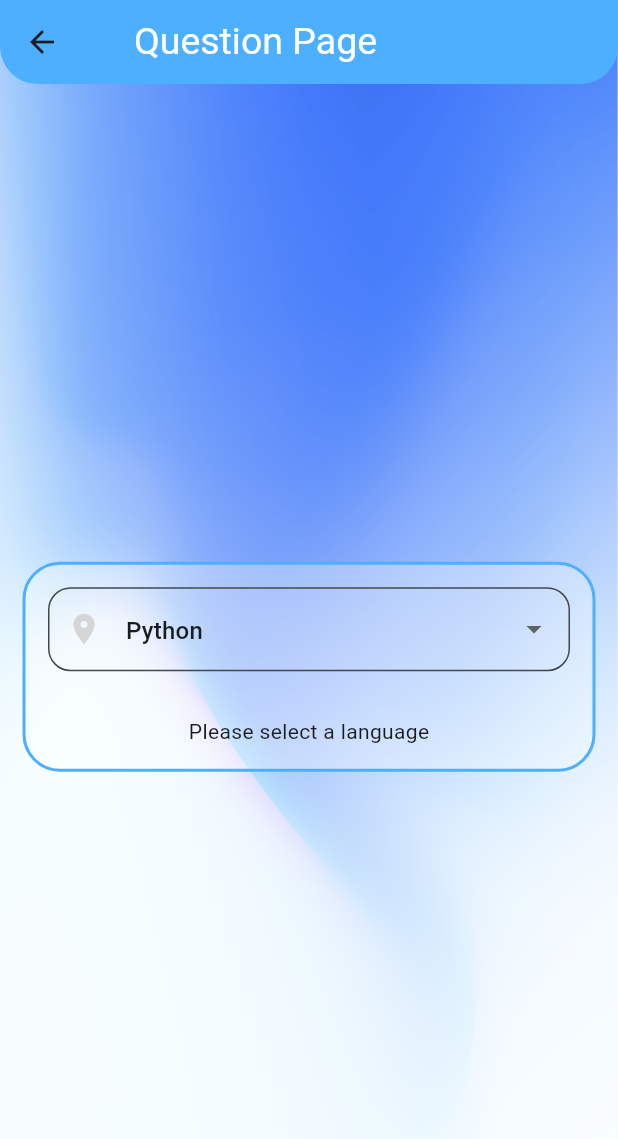
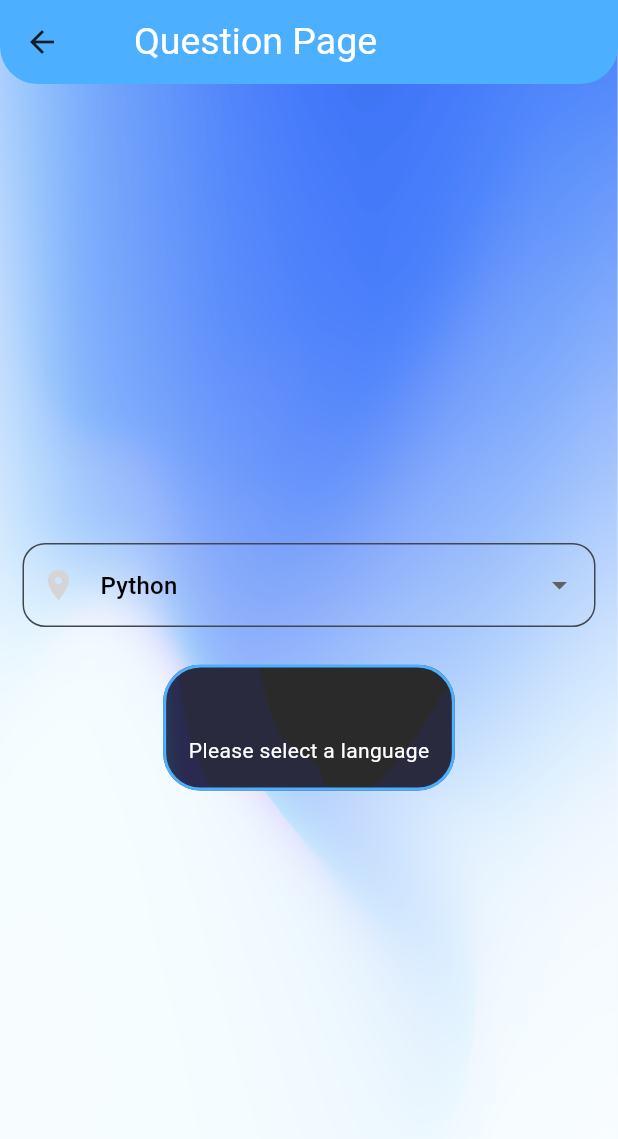
Before and after one commit to Rss1176/Coder, a Flutter app: the Questions screen opened directly, on a phone screen of 412 x 824 dp. Shown: the top 1139 px of the screen. Run offline on Flutter 3.47's test engine with Material 3 defaults, Android fonts, the phone set to English and light mode, and no system bars; our stand-ins replace cloud_firestore, firebase_auth, firebase_core; accounts and stored records are empty; network calls fail; Roboto replaces fonts that are missing (LuckiestGuy).

Commit message:
formatting

```diff
--- a/application/lib/loading_welcome.dart
+++ b/application/lib/loading_welcome.dart
@@ -115,7 +115,7 @@ class _LoadingPage extends State<LoadingPage> {
 
                             return SizedBox(
                               child:
-                              Text(firstName),
+                              Text(firstName, style: TextStyle(fontSize: 18),),
                             );
                           },
                         ),
--- a/application/lib/questions.dart
+++ b/application/lib/questions.dart
@@ -106,8 +106,53 @@ class _QuestionsPage extends State<QuestionsPage>{
             height:65.0
           ),
 
+          // button to select the programing language of the question
+          DropdownButtonFormField<String>(
+                value: pLanguage,
+                decoration: InputDecoration(
+                  prefixIcon: Visibility(
+                    child: Icon(Icons.place, color: Color.fromARGB(255, 213, 213, 213)),
+                  ),
+
+                  hintText: "Select Programing Language",
+                  hintStyle: TextStyle(color: Colors.black),
+                  labelText: "",
+                  floatingLabelBehavior: FloatingLabelBehavior.always,
+                  floatingLabelStyle: TextStyle(fontSize: 20, color: Colors.black),
+                  filled: true,
+                  fillColor: const Color.fromARGB(11, 225, 225, 225),
+                  border: OutlineInputBorder(
+                    borderRadius: BorderRadius.circular(15.0),
+                  ),
+                ),
+                items: [
+                  DropdownMenuItem(value: 'Python', child: Text('Python',
+                    style: TextStyle(color: Colors.black))),
+                  DropdownMenuItem(value: 'C#', child: Text('C#',
+                    style: TextStyle(color: Colors.black))),
+                  DropdownMenuItem(value: 'Java', child: Text('Java',
+                    style: TextStyle(color: Colors.black))),
+                ],
+                hint: Align(
+                  alignment: Alignment.centerLeft,
+                  child: Text('Location', style: TextStyle(color: Color.fromARGB(255, 168, 168, 168))),
+                ),
+                onChanged: (value) {
+                  setButtonToActive(value);
+                }
+              ),
+
+          // sized box
+          SizedBox(
+            height:25.0
+          ),
+
           Container(
             decoration: BoxDecoration(
+              image: DecorationImage(
+                image: AssetImage("assets/images/questions_background_1.png"),
+                fit: BoxFit.cover
+                ),
               border: Border.all(
                 color: const Color.fromARGB(255, 77, 175, 255),
                 width: 2,
@@ -119,39 +164,6 @@ class _QuestionsPage extends State<QuestionsPage>{
             padding: const EdgeInsets.all(15.0),
           child: Column(
             children: [
-
-              // button to select the programing language of the question
-              DropdownButtonFormField<String>(
-                value: pLanguage,
-                decoration: InputDecoration(
-                  prefixIcon: Visibility(
-                    child: Icon(Icons.place, color: Color.fromARGB(255, 213, 213, 213)),
-                  ),
-
-                  hintText: "Select Programing Language",
-                  hintStyle: TextStyle(color: Color.fromARGB(255, 168, 168, 168)),
-                  labelText: "",
-                  floatingLabelBehavior: FloatingLabelBehavior.always,
-                  floatingLabelStyle: TextStyle(fontSize: 20),
-                  filled: true,
-                  fillColor: const Color.fromARGB(11, 225, 225, 225),
-                  border: OutlineInputBorder(
-                    borderRadius: BorderRadius.circular(15.0),
-                  ),
-                ),
-                items: [
-                  DropdownMenuItem(value: 'Python', child: Text('Python')),
-                  DropdownMenuItem(value: 'C*', child: Text('C*')),
-                  DropdownMenuItem(value: 'Java', child: Text('Java')),
-                ],
-                hint: Align(
-                  alignment: Alignment.centerLeft,
-                  child: Text('Location', style: TextStyle(color: Color.fromARGB(255, 168, 168, 168))),
-                ),
-                onChanged: (value) {
-                  setButtonToActive(value);
-                }
-              ),
 
               // adding white sppace
               SizedBox(
@@ -165,6 +177,7 @@ class _QuestionsPage extends State<QuestionsPage>{
 
             // Question String
             Text(response["question"], style: TextStyle(
+              color: Colors.white,
               fontSize: 20,
               fontWeight: FontWeight.bold
               ),
@@ -195,7 +208,8 @@ class _QuestionsPage extends State<QuestionsPage>{
                 ),
                 Flexible(
                   child: Text(response["optionA"], style: TextStyle(
-                  fontSize: 14,
+                    color: Colors.white,
+                    fontSize: 18,
                     fontWeight: FontWeight.bold,),
                     softWrap: true, // ensures text can feed to next line
                 ),
@@ -228,7 +242,8 @@ class _QuestionsPage extends State<QuestionsPage>{
                 ),
                 Flexible(
                   child: Text(response["optionB"], style: TextStyle(
-                  fontSize: 14,
+                    color: Colors.white,
+                    fontSize: 18,
                     fontWeight: FontWeight.bold,),
                     softWrap: true, // ensures text can feed to next line
                   ),
@@ -261,7 +276,8 @@ class _QuestionsPage extends State<QuestionsPage>{
                 ),
                 Flexible(
                   child: Text(response["optionC"], style: TextStyle(
-                  fontSize: 14,
+                    color: Colors.white,
+                    fontSize: 18,
                     fontWeight: FontWeight.bold,),
                     softWrap: true, // ensures text can feed to next line
                   ),
@@ -294,7 +310,8 @@ class _QuestionsPage extends State<QuestionsPage>{
                 ),
                 Flexible(
                   child: Text(response["optionD"], style: TextStyle(
-                  fontSize: 14,
+                    color: Colors.white,
+                    fontSize: 18,
                     fontWeight: FontWeight.bold,),
                     softWrap: true, // ensures text can feed to next line
                 ),
@@ -308,6 +325,7 @@ class _QuestionsPage extends State<QuestionsPage>{
           ),
 
             Text(response["explination"], style: TextStyle(
+              color: Colors.white,
               fontSize: 18,
               fontWeight: FontWeight.bold
               )
@@ -323,14 +341,31 @@ class _QuestionsPage extends State<QuestionsPage>{
           } : null, // logic for making the elevated button rely on the boolean
           style: ElevatedButton.styleFrom(
             backgroundColor: const Color.fromARGB(255, 77, 175, 255),
-            minimumSize: Size(350, 50),
+            minimumSize: Size(50, 80),
             shape: RoundedRectangleBorder(borderRadius: BorderRadius.circular(15)),
           ),
-          child: Text("Get Next Question", style: TextStyle(color: Colors.white))),
+          child: Row(
+            children:[
+
+              Text("Next Question ",
+                style: TextStyle(
+                  color: Colors.white)
+              ),
+
+              SizedBox(
+                width: 5.0
+              ),
+
+              Icon(Icons.arrow_forward_ios,
+                color: Colors.white,
+              ),
+            ],
+          ),
+          )
           ],
           )
           else
-          Text("Please select a language")
+          Text("Please select a language", style: TextStyle(color: Colors.white))
             ]
            )
            )
```
Lines whose indentation alone changed are shown as unchanged.
